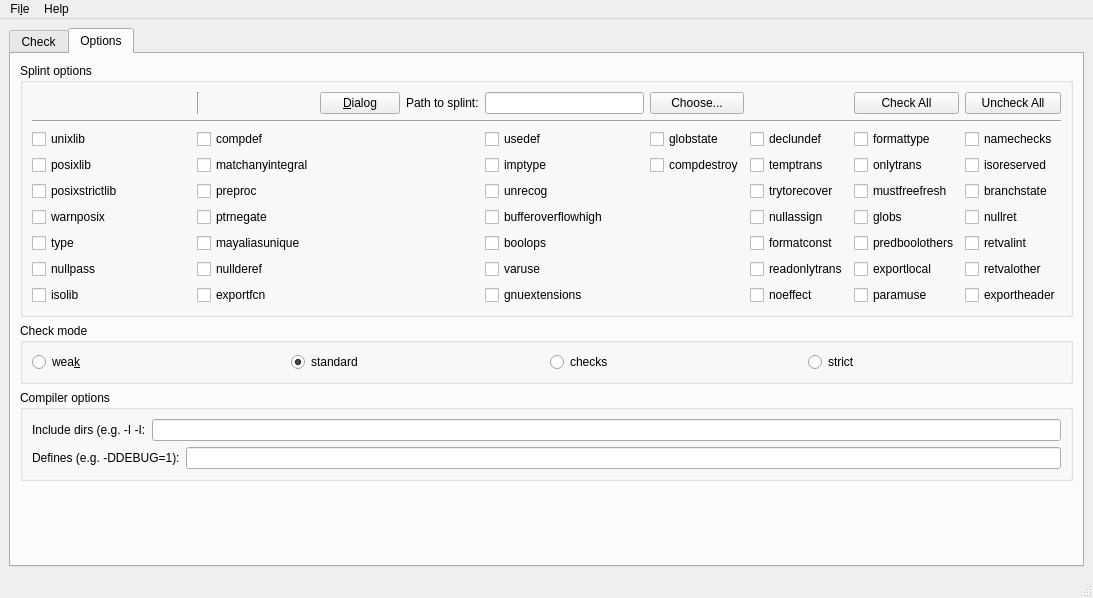
The window that scaper.ui (stdcerr/scaper) describes before a commit, drawn with Qt 5.
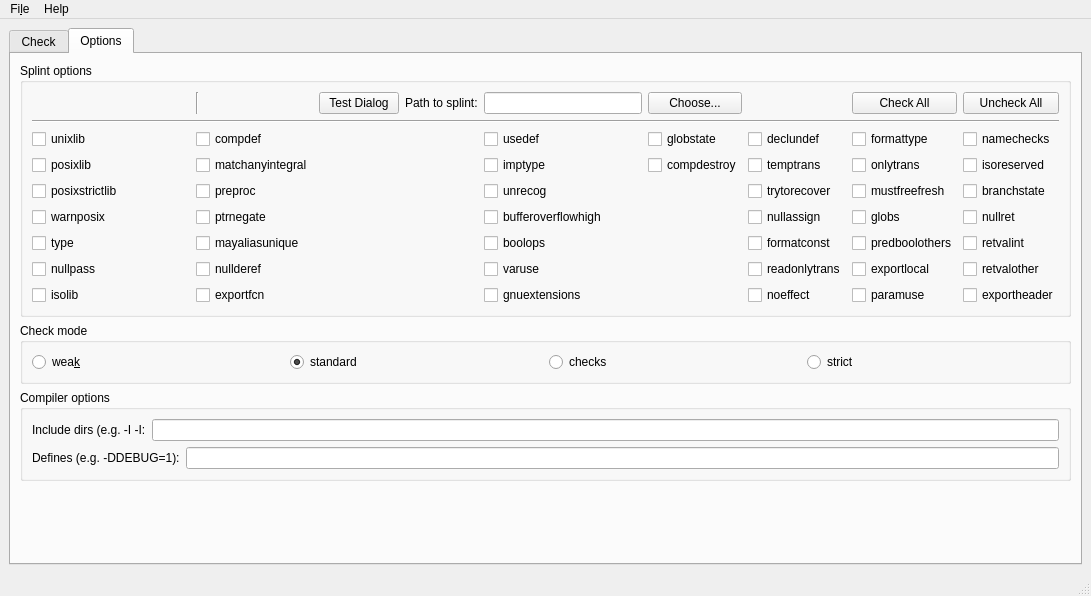
The same window after the commit. The open tabs and pages were chosen to show the change.

Commit message: started adding check button functionality - more work required

Patch:
```diff
--- a/scaper.ui
+++ b/scaper.ui
@@ -6,8 +6,8 @@
    <rect>
     <x>0</x>
     <y>0</y>
-    <width>1093</width>
-    <height>598</height>
+    <width>1091</width>
+    <height>596</height>
    </rect>
   </property>
   <property name="windowTitle">
@@ -532,7 +532,7 @@
            <item row="0" column="2">
             <widget class="QPushButton" name="dialogPushButton">
              <property name="text">
-              <string>&amp;Dialog</string>
+              <string>Test Dialog</string>
              </property>
             </widget>
            </item>
@@ -551,7 +551,7 @@
     <rect>
      <x>0</x>
      <y>0</y>
-     <width>1093</width>
+     <width>1091</width>
      <height>24</height>
     </rect>
    </property>
```
Left out of the diff: 4 changed lines with no effect on the pictures. The commit also changes 3 other files.
